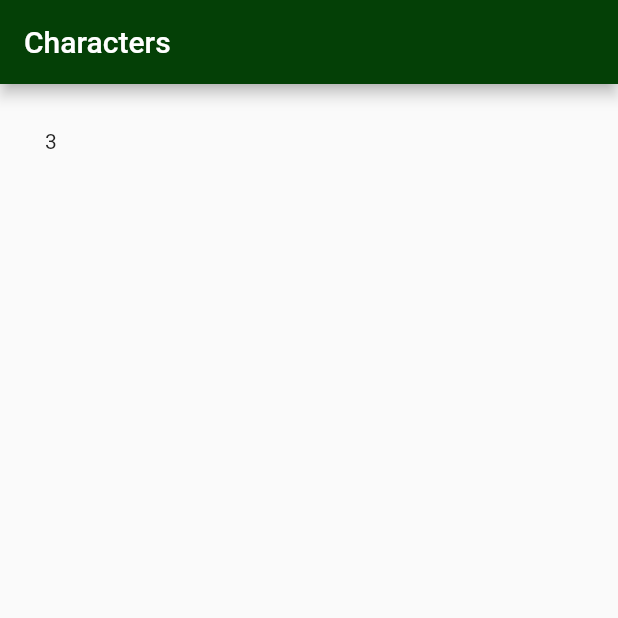
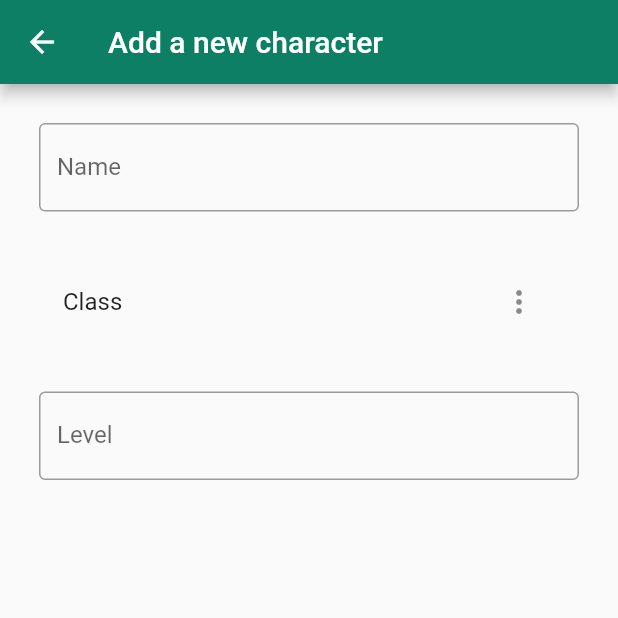
Before and after one commit to OtoStanko/dndApp, a Flutter app: the screen it shows after launch, after a tap on the "add" icon, on a phone screen of 412 x 824 dp, the top half of it. Run offline on Flutter 3.47's test engine with Material 2 defaults, Android fonts, the phone set to English and light mode, and no system bars; our stand-ins replace sqflite; accounts and stored records are empty.

Commit message:
feat(base): Basic structure finished * finished basic structure * reworked the list * added loading screen * add new state for adding character (more work is needed) * reworked character fetching from the database * Character now extends from the Character_model * Changed the table, added new fields * more decomposition needed!

```diff
--- a/lib/classes/character.dart
+++ b/lib/classes/character.dart
@@ -1,16 +1,17 @@
-import 'package:firstapp/enums/classes.dart';
+import 'package:firstapp/db/models/character_model.dart' as models;
 
-class Character {
-  late int id;
-  late String charImgPath;
-  late String charName;
-  late Classes charClass;
-  late int charLvl;
+class Character extends models.Character {
+  final int characterLevel;
 
-  Character(String imgPath, String name, Classes cls, int lvl) {
-    charImgPath = imgPath;
-    charName = name;
-    charClass = cls;
-    charLvl = lvl;
+  Character(
+      {required super.id,
+      required super.characterName,
+      required super.characterClass,
+      required super.iconPath,
+      required this.characterLevel});
+
+  @override
+  Map<String, dynamic> toMap() {
+    return super.toMap().putIfAbsent("characterLevel", () => characterLevel);
   }
 }
--- a/lib/classes/init.dart
+++ /dev/null
@@ -1,9 +0,0 @@
-import 'package:firstapp/screens/character_list.dart';
-import 'package:flutter/material.dart';
-
-class InitState extends StatelessWidget {
-  @override
-  Widget build(BuildContext context) {
-    return CharacterList();
-  }
-}
--- a/lib/db/database.dart
+++ b/lib/db/database.dart
@@ -1,6 +1,8 @@
 import 'dart:async';
 
 import 'package:firstapp/db/models/character_model.dart';
+import 'package:firstapp/classes/character.dart' as classes;
+import 'package:firstapp/enums/classes.dart';
 import 'package:firstapp/static/constants.dart';
 import 'package:flutter/widgets.dart';
 import 'package:path/path.dart';
@@ -11,34 +13,48 @@ class Database {
 
   Database() {
     WidgetsFlutterBinding.ensureInitialized();
-    database = _initDB();
-    insertCharacter(const Character(
-      id: 0,
-      name: 'Dary',
-      age: 35,
-    ));
-    insertCharacter(const Character(
-      id: 1,
-      name: 'Dary',
-      age: 35,
-    ));
-    insertCharacter(const Character(
-      id: 2,
-      name: 'Dary',
-      age: 35,
-    ));
+    database = initDB();
   }
 
-  Future<sq.Database> _initDB() async {
+  Future<sq.Database> initDB() async {
     return sq.openDatabase(
       join(await sq.getDatabasesPath(), "$sqliteDBName.db"),
       onCreate: (db, version) {
-        return db.execute(
-          'CREATE TABLE $sqliteCharactersTableName(id INTEGER PRIMARY KEY, name TEXT, age INTEGER)',
+        db.execute(
+          'CREATE TABLE $sqliteCharactersTableName(id INTEGER PRIMARY KEY AUTOINCREMENT NOT NULL, iconPath TEXT, characterName TEXT, characterClass TEXT, characterLevel INTEGER DEFAULT 0)',
         );
+        return _initCharacters();
       },
       version: 1,
     );
+  }
+
+  void _initCharacters() async {
+    var chars = [
+      Character(
+          id: -1,
+          iconPath: "images/bear.jpg",
+          characterName: "Bér",
+          characterClass: Classes.barbarian.name.toString()),
+      Character(
+          id: -1,
+          iconPath: "images/bear.jpg",
+          characterName: "Bér",
+          characterClass: Classes.barbarian.name.toString()),
+      Character(
+          id: -1,
+          iconPath: "images/bear.jpg",
+          characterName: "Bér_2",
+          characterClass: Classes.barbarian.name.toString()),
+      Character(
+          id: -1,
+          iconPath: "images/bear.jpg",
+          characterName: "Béry?",
+          characterClass: Classes.barbarian.name.toString()),
+    ];
+    for (var character in chars) {
+      insertCharacter(character);
+    }
   }
 
   Future<sq.Database> get database async {
@@ -52,27 +68,50 @@ class Database {
   Future<void> insertCharacter(Character character) async {
     final db = await database;
 
-    await db.insert(
+    // Allow Auto-incrementing the ID
+    Map<String, dynamic> map = character.toMap();
+    map.remove("id");
+
+    int id = await db.insert(
       sqliteCharactersTableName,
-      character.toMap(),
+      map,
       conflictAlgorithm: sq.ConflictAlgorithm.replace,
     );
+
+    character.id = id;
   }
 
   Future<List<Character>> characters() async {
     final db = await database;
 
-    final List<Map<String, dynamic>> maps =
-        await db.query(sqliteCharactersTableName);
+    final List<Map<String, dynamic>> maps = await db.query(
+        sqliteCharactersTableName,
+        columns: ["id", "iconPath", "characterName", "characterClass"]);
 
     var items = List.generate(maps.length, (i) {
       return Character(
         id: maps[i]['id'],
-        name: maps[i]['name'],
-        age: maps[i]['age'],
+        characterName: maps[i]['characterName'],
+        iconPath: maps[i]['iconPath'],
+        characterClass: maps[i]['characterClass'],
       );
     });
     return items;
+  }
+
+  Future<classes.Character> getCharacter(int id) async {
+    final db = await database;
+
+    final List<Map<String, dynamic>> map = await db
+        .query(sqliteCharactersTableName, where: 'id = ?', whereArgs: [id]);
+
+    return classes.Character(
+      id: map[0]['id'],
+      characterName: map[0]['characterName'],
+      iconPath: map[0]['iconPath'],
+      characterClass: map[0]['characterClass'],
+      characterLevel: map[0]['characterLevel'],
+    );
   }
 
   Future<void> updateCharacter(Character character) async {
@@ -96,36 +135,3 @@ class Database {
     );
   }
 }
-
-void main() async {
-  // Create a Dog and add it to the dogs table
-  var fido = const Character(
-    id: 0,
-    name: 'Fido',
-    age: 35,
-  );
-
-  final db = new Database();
-
-  await db.insertCharacter(fido);
-
-  // Now, use the method above to retrieve all the dogs.
-  print(await db.characters()); // Prints a list that include Fido.
-
-  // Update Fido's age and save it to the database.
-  fido = Character(
-    id: fido.id,
-    name: fido.name,
-    age: fido.age + 7,
-  );
-  await db.updateCharacter(fido);
-
-  // Print the updated results.
-  print(await db.characters()); // Prints Fido with age 42.
-
-  // Delete Fido from the database.
-  await db.deleteCharacter(fido.id);
-
-  // Print the list of dogs (empty).
-  print(await db.characters());
-}
--- a/lib/db/models/character_model.dart
+++ b/lib/db/models/character_model.dart
@@ -1,28 +1,27 @@
 class Character {
-  final int id;
-  final String name;
-  final int age;
+  int id;
+  final String iconPath;
+  final String characterName;
+  final String characterClass;
 
-  const Character({
+  Character({
     required this.id,
-    required this.name,
-    required this.age,
+    required this.characterName,
+    required this.characterClass,
+    required this.iconPath,
   });
 
-  // Convert a Dog into a Map. The keys must correspond to the names of the
-  // columns in the database.
   Map<String, dynamic> toMap() {
     return {
       'id': id,
-      'name': name,
-      'age': age,
+      'characterName': characterName,
+      'characterClass': characterClass,
+      'iconPath': iconPath
     };
   }
 
-  // Implement toString to make it easier to see information about
-  // each dog when using the print statement.
   @override
   String toString() {
-    return 'Character{id: $id, name: $name, age: $age}';
+    return 'Character{id: $id, name: $characterName, class: $characterClass, icon: $iconPath}';
   }
 }
--- a/lib/extensions/String_extension.dart
+++ b/lib/extensions/String_extension.dart
@@ -1,5 +1,5 @@
 extension StringExtension on String {
   String capitalize() {
-    return "${this[0].toUpperCase()}${this.substring(1).toLowerCase()}";
+    return "${this[0].toUpperCase()}${substring(1).toLowerCase()}";
   }
 }
--- a/lib/main.dart
+++ b/lib/main.dart
@@ -1,8 +1,6 @@
 //import 'dart:html';
-import 'package:firstapp/classes/init.dart';
+import 'package:firstapp/screens/init.dart';
 import 'package:flutter/material.dart';
-import 'package:path/path.dart';
-import 'package:sqflite/sqflite.dart';
 
 void main() {
   runApp(const MyApp());
@@ -13,6 +11,6 @@ class MyApp extends StatelessWidget {
 
   @override
   Widget build(BuildContext context) {
-    return MaterialApp(home: InitState());
+    return const MaterialApp(home: Init());
   }
 }
--- /dev/null
+++ b/lib/screens/add_character.dart
@@ -0,0 +1,51 @@
+import 'package:firstapp/enums/classes.dart';
+import 'package:flutter/material.dart';
+
+class AddCharacter extends StatelessWidget {
+  const AddCharacter({Key? key}) : super(key: key);
+
+  @override
+  Widget build(BuildContext context) {
+    return Scaffold(
+        appBar: AppBar(
+          title: const Text("Add a new character"),
+          backgroundColor: const Color.fromARGB(255, 12, 127, 100),
+        ),
+        body: Padding(
+            padding: const EdgeInsets.all(10),
+            child: Form(
+                child: Column(children: [
+              const Padding(
+                  padding: EdgeInsets.all(16.0),
+                  child: TextField(
+                    obscureText: true,
+                    decoration: InputDecoration(
+                      border: OutlineInputBorder(),
+                      labelText: 'Name',
+                    ),
+                  )),
+              Padding(
+                  padding: const EdgeInsets.all(16.0),
+                  child: ListTile(
+                      title: const Text("Class"),
+                      trailing:
+                          PopupMenuButton<Classes>(itemBuilder: (context) {
+                        return Classes.values.map((e) {
+                          return PopupMenuItem<Classes>(
+                            value: e,
+                            child: Text(e.name.toString()),
+                          );
+                        }).toList();
+                      }))),
+              Padding(
+                  padding: const EdgeInsets.all(16.0),
+                  child: TextFormField(
+                    keyboardType: TextInputType.number,
+                    decoration: const InputDecoration(
+                        border: OutlineInputBorder(),
+                        labelText: 'Level',
+                        hintText: "0"),
+                  )),
+            ]))));
+  }
+}
--- a/lib/screens/add_screen.dart
+++ /dev/null
@@ -1,55 +0,0 @@
-import 'package:firstapp/db/database.dart';
-import 'package:firstapp/db/models/character_model.dart';
-import 'package:flutter/material.dart';
-
-class AddScreen extends StatefulWidget {
-  const AddScreen({super.key});
-
-  @override
-  State<AddScreen> createState() => _AddScreen();
-}
-
-class _AddScreen extends State<AddScreen> {
-  late List<Character> _characters;
-  bool _loaded = false;
-
-  Future<List<Character>> _init() async {
-    return await Database().characters();
-  }
-
-  _AddScreen() {
-    _init().then((value) {
-      setState(() {
-        _characters = value;
-        _loaded = true;
-      });
-    });
-  }
-
-  @override
-  Widget build(BuildContext context) {
-    if (!_loaded) {
-      return MaterialApp(
-          home: Scaffold(
-        appBar: AppBar(
-          backgroundColor: const Color.fromARGB(255, 4, 64, 6),
-          title: const Text("Characters"),
-        ),
-        body: const Padding(
-            padding: EdgeInsets.fromLTRB(30, 30, 30, 10),
-            child: Text("Loading")),
-      ));
-    }
-
-    return MaterialApp(
-        home: Scaffold(
-      appBar: AppBar(
-        backgroundColor: const Color.fromARGB(255, 4, 64, 6),
-        title: const Text("Characters"),
-      ),
-      body: Padding(
-          padding: const EdgeInsets.fromLTRB(30, 30, 30, 10),
-          child: Text(_characters.length.toString())),
-    ));
-  }
-}
--- a/lib/screens/character_list.dart
+++ b/lib/screens/character_list.dart
@@ -1,25 +1,69 @@
-import 'package:firstapp/classes/character.dart';
-import 'package:firstapp/enums/classes.dart';
-import 'package:firstapp/extensions/String_extension.dart';
-import 'package:firstapp/screens/add_screen.dart';
+import 'package:firstapp/db/database.dart';
+import 'package:firstapp/db/models/character_model.dart';
+import 'package:firstapp/screens/add_character.dart';
 import 'package:firstapp/screens/view_character.dart';
-import 'package:firstapp/static/constants.dart';
 import 'package:flutter/material.dart';
 
-class CharacterList extends StatelessWidget {
-  final int skreeLvl = 10;
-  final int druidLvl = 11;
+class CharacterList extends StatefulWidget {
+  const CharacterList({super.key});
 
-  List<Character> characters = [
-    Character("images/Druid_dragonborn_green.jpg", "Skreee", Classes.druid, 10),
-    Character("images/bear.jpg", "Druid number 2", Classes.fighter, 11),
-    Character("images/bear.jpg", "Darastrix", Classes.barbarian, 10),
-    Character("images/bear.jpg", "Darastrix", Classes.barbarian, 10),
-    Character("images/bear.jpg", "Darastrix", Classes.barbarian, 10),
-  ];
+  @override
+  State<CharacterList> createState() => _CharacterList();
+}
+
+class _CharacterList extends State<CharacterList> {
+  late List<Character> _characters;
+  bool _loaded = false;
+
+  Future<List<Character>> _init() async {
+    return await Database().characters();
+  }
+
+  _CharacterList() {
+    _init().then((value) {
+      setState(() {
+        _characters = value;
+        _loaded = true;
+      });
+    });
+  }
+
+  List<Card> getCharacters() {
+    return _characters.map((e) {
+      return Card(
+        child: ListTile(
+            leading: CircleAvatar(
+              backgroundImage: AssetImage(e.iconPath),
+              radius: 20,
+            ),
+            title: Text(e.characterName, style: const TextStyle(fontSize: 40)),
+            onTap: () {
+              Navigator.push(
+                  context,
+                  MaterialPageRoute(
+                    builder: (_) => ViewCharacter(characterId: e.id),
+                  ));
+            },
+            trailing: Text(e.characterClass,
+                style: const TextStyle(color: Colors.black38))),
+      );
+    }).toList();
+  }
 
   @override
   Widget build(BuildContext context) {
+    if (!_loaded) {
+      return MaterialApp(
+          home: Scaffold(
+              appBar: AppBar(
+                backgroundColor: const Color.fromARGB(255, 4, 64, 6),
+                title: const Text("Characters"),
+              ),
+              body: const Center(
+                child: CircularProgressIndicator(),
+              )));
+    }
+
     return MaterialApp(
         home: Scaffold(
             appBar: AppBar(
@@ -27,57 +71,16 @@ class CharacterList extends StatelessWidget {
               title: const Text("Characters"),
             ),
             body: Padding(
-            padding: const EdgeInsets.fromLTRB(30, 30, 30, 10),
-            child: Column(
-              children: characters.map((character) {
-                return GestureDetector(
-                  onTap: () {
-                    Navigator.push(
+                padding: const EdgeInsets.fromLTRB(10, 10, 10, 10),
+                child: ListView(children: getCharacters())),
+            floatingActionButton: FloatingActionButton(
+              backgroundColor: Colors.green,
+              onPressed: () => Navigator.push(
                   context,
                   MaterialPageRoute(
-                          builder: (_) => ViewCharacter(character: character),
-                        ));
-                  },
-                  child: Column(children: [
-                    Row(
-                      children: [
-                        Expanded(
-                          child: CircleAvatar(
-                            backgroundImage: AssetImage(character.charImgPath),
-                            radius: 20,
-                          ),
-                        ),
-                        Expanded(
-                          child: SizedBox(
-                            width: 60,
-                            child: Text(character.charName),
-                          ),
-                        ),
-                        Expanded(
-                          child: Text(
-                              "${character.charClass.name.capitalize()} lvl ${character.charLvl}"),
-                        )
-                      ],
-                    ),
-                    const Divider(
-                      height: 40,
-                    )
-                  ]),
-                );
-              }).toList(),
-            ),
-          ),
-          floatingActionButton: FloatingActionButton(
-            backgroundColor: Colors.green,
-            onPressed: () {
-              Navigator.push(
-                  context,
-                  MaterialPageRoute(
-                    builder: (_) => AddScreen(),
-                  ));
-            },
+                    builder: (_) => const AddCharacter(),
+                  )),
               child: const Icon(Icons.add),
-          )),
-    );
+            )));
   }
 }
--- /dev/null
+++ b/lib/screens/character_list_old.dart
@@ -0,0 +1,75 @@
+import 'package:firstapp/classes/character.dart';
+import 'package:firstapp/enums/classes.dart';
+import 'package:firstapp/screens/character_list.dart';
+import 'package:firstapp/screens/view_character.dart';
+import 'package:flutter/material.dart';
+
+class CharacterListOld extends StatelessWidget {
+  final int skreeLvl = 10;
+  final int druidLvl = 11;
+
+  List<Character> characters = [
+    Character(
+        id: 0,
+        iconPath: "images/Druid_dragonborn_green.jpg",
+        characterName: "Skreee",
+        characterClass: Classes.druid.name.toString(),
+        characterLevel: 10),
+    Character(
+        id: 1,
+        iconPath: "images/bear.jpg",
+        characterName: "Bér",
+        characterClass: Classes.barbarian.name.toString(),
+        characterLevel: 11),
+  ];
+
+  @override
+  Widget build(BuildContext context) {
+    return MaterialApp(
+      home: Scaffold(
+          appBar: AppBar(
+            backgroundColor: const Color.fromARGB(255, 4, 64, 6),
+            title: const Text("Characters"),
+          ),
+          body: Padding(
+            padding: const EdgeInsets.fromLTRB(30, 30, 30, 10),
+            child: Column(
+              children: characters.map((character) {
+                return GestureDetector(
+                  child: Column(children: [
+                    Row(
+                      children: [
+                        Expanded(
+                          child: CircleAvatar(
+                            backgroundImage: AssetImage(character.iconPath),
+                            radius: 20,
+                          ),
+                        ),
+                        Expanded(
+                          child: SizedBox(
+                            width: 60,
+                            child: Text(character.characterName),
+                          ),
+                        ),
+                        Expanded(
+                          child: Text(
+                              "${character.characterClass.toString()} lvl ${character.characterClass}"),
+                        )
+                      ],
+                    ),
+                    const Divider(
+                      height: 40,
+                    )
+                  ]),
+                );
+              }).toList(),
+            ),
+          ),
+          floatingActionButton: FloatingActionButton(
+            backgroundColor: Colors.green,
+            onPressed: () => {},
+            child: const Icon(Icons.add),
+          )),
+    );
+  }
+}
--- /dev/null
+++ b/lib/screens/init.dart
@@ -0,0 +1,46 @@
+import 'package:firstapp/db/database.dart';
+import 'package:firstapp/screens/character_list.dart';
+import 'package:flutter/material.dart';
+
+class Init extends StatefulWidget {
+  const Init({Key? key}) : super(key: key);
+
+  @override
+  State<StatefulWidget> createState() => _Init();
+}
+
+class _Init extends State<Init> {
+  bool _loading = true;
+
+  _Init() {
+    Future(() async {
+      // Init all async stuff then remove loading screen
+      await Database().initDB();
+      setState(() {
+        _loading = false;
+      });
+    });
+  }
+
+  @override
+  Widget build(BuildContext context) {
+    if (!_loading) {
+      return const CharacterList();
+    }
+    return Column(
+      mainAxisAlignment: MainAxisAlignment.center,
+      children: const [
+        CircularProgressIndicator(),
+        Padding(padding: EdgeInsets.all(10)),
+        Text(
+          "Loading",
+          style: TextStyle(
+              color: Colors.white,
+              decoration: TextDecoration.none,
+              fontWeight: FontWeight.w100,
+              fontSize: 16),
+        )
+      ],
+    );
+  }
+}
--- a/lib/screens/view_character.dart
+++ b/lib/screens/view_character.dart
@@ -1,30 +1,63 @@
 import 'package:firstapp/classes/character.dart';
+import 'package:firstapp/db/database.dart';
 import 'package:flutter/material.dart';
 
 class ViewCharacter extends StatefulWidget {
-  final Character character;
-  const ViewCharacter({Key? key, required this.character}) : super(key: key);
+  final int characterId;
+  const ViewCharacter({Key? key, required this.characterId}) : super(key: key);
 
   @override
-  State<StatefulWidget> createState() => _ViewCharacterState();
+  State<StatefulWidget> createState() => _ViewCharacter();
 }
 
-class _ViewCharacterState extends State<ViewCharacter> {
+class _ViewCharacter extends State<ViewCharacter> {
+  late Character _character;
+  bool _loaded = false;
+
+  Future<Character> _init(int id) async {
+    return await Database().getCharacter(id);
+  }
+
+  @override
+  void initState() {
+    super.initState();
+
+    // Load character info from database
+    _init(widget.characterId).then((value) {
+      setState(() {
+        _character = value;
+        _loaded = true;
+      });
+    });
+  }
+
   @override
   Widget build(BuildContext context) {
+    if (!_loaded) {
+      return MaterialApp(
+          home: Scaffold(
+              appBar: AppBar(
+                backgroundColor: const Color.fromARGB(255, 4, 64, 6),
+                title: const Text("Loading character"),
+              ),
+              body: const Center(
+                child: CircularProgressIndicator(),
+              )));
+    }
+
     return Scaffold(
         appBar: AppBar(
-          title: Text(widget.character.charName),
+          title: Text(_character.characterName),
           backgroundColor: const Color.fromARGB(255, 12, 127, 100),
         ),
         body: SizedBox(
             height: 200,
             child: Row(children: [
               Expanded(
-                child: Text(widget.character.charName,
+                child: Text(_character.characterName,
                     style: const TextStyle(height: 5, fontSize: 50)),
               ),
-              Text(widget.character.charLvl.toString(),
+              Text(_character.characterLevel.toString(),
                   style: const TextStyle(height: 5, fontSize: 50)),
             ])));
   }
```
Lines whose indentation alone changed are shown as unchanged.
